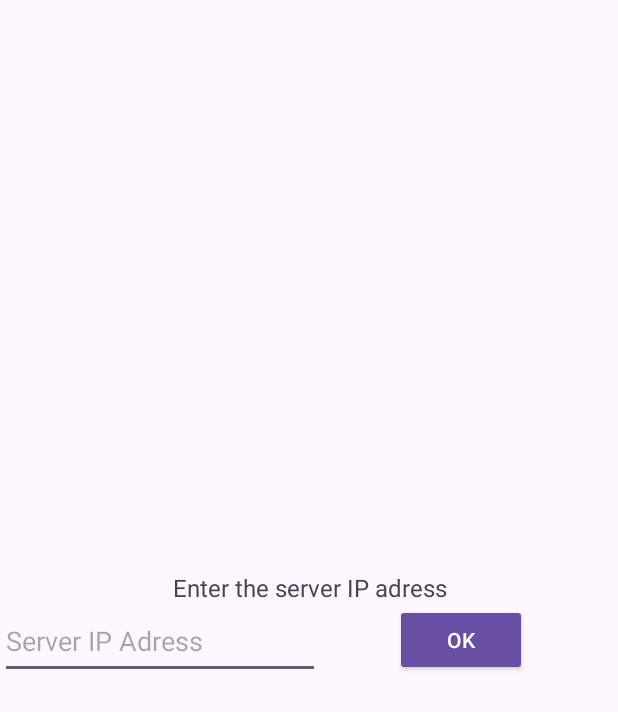
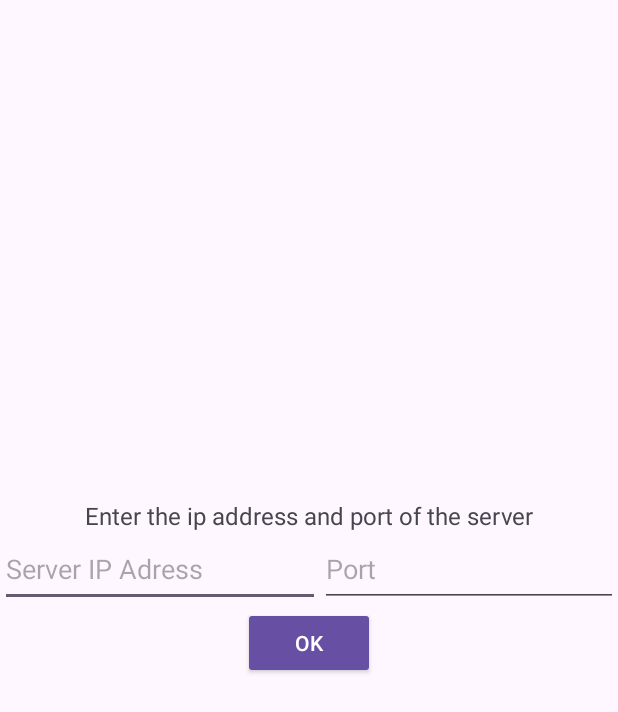
Before and after one commit to teo-ldsm/CaptchaSkipper, an Android app: the Recup_Lien screen opened directly, with no data from a screen before it, on a phone screen of 412 x 824 dp. Shown: the top 712 px of the screen. Run offline under Robolectric (Android 15) with nearby library versions, the phone set to English and light mode, and no system bars.

Commit message:
Recup lien (non-fonctionnel)

```diff
--- a/app/build.gradle
+++ b/app/build.gradle
@@ -31,6 +31,7 @@ android {
 dependencies {
 
     implementation 'com.android.volley:volley:1.2.1'
+    implementation 'com.squareup.okhttp3:okhttp:4.9.2'
     implementation 'androidx.appcompat:appcompat:1.6.1'
     implementation 'com.google.android.material:material:1.8.0'
     implementation 'androidx.constraintlayout:constraintlayout:2.1.4'
--- a/app/src/main/AndroidManifest.xml
+++ b/app/src/main/AndroidManifest.xml
@@ -13,6 +13,7 @@
             android:roundIcon="@mipmap/ic_launcher_round"
             android:supportsRtl="true"
             android:theme="@style/Theme.CaptchaSkipper"
+            android:usesCleartextTraffic="true"
             tools:targetApi="31">
         <activity
                 android:name=".Recup_Lien"
--- a/app/src/main/java/com/teo/captchaskipper/MainActivity.java
+++ b/app/src/main/java/com/teo/captchaskipper/MainActivity.java
@@ -17,6 +17,7 @@ public class MainActivity extends AppCompatActivity {
 
         Button start = (Button) findViewById(R.id.start_btn);
 
+
         start.setOnClickListener(new View.OnClickListener() {
             @Override
             public void onClick(View view) {
--- a/app/src/main/res/layout/activity_recup_lien.xml
+++ b/app/src/main/res/layout/activity_recup_lien.xml
@@ -28,9 +28,23 @@
                 android:layout_width="wrap_content"
                 android:layout_height="50dp"
                 android:inputType="text"
-                android:hint="@string/ip_adress"
+                android:hint="@string/ip_adress_placeholder"
+
                 android:ems="10"
                 android:id="@+id/input_ip_adress"
+                android:autofillHints="Server IP Adress"
+                tools:ignore="LabelFor"
+                />
+
+        <EditText
+                android:layout_width="wrap_content"
+                android:layout_height="50dp"
+                android:layout_toEndOf="@id/input_ip_adress"
+                android:inputType="number"
+                android:hint="@string/port"
+                android:text="@string/default_port"
+                android:ems="10"
+                android:id="@+id/input_port"
                 android:autofillHints="Server IP Adress"
                 tools:ignore="LabelFor"
                 />
@@ -40,31 +54,21 @@
                 android:layout_height="wrap_content"
                 android:id="@+id/btn_ok"
                 android:layout_marginStart="50dp"
-                android:layout_toEndOf="@id/input_ip_adress"
+                android:layout_centerInParent="true"
+                android:layout_below="@id/input_ip_adress"
                 android:text="OK"
-                style="@style/Widget.AppCompat.Button" />
+                style="@style/Widget.AppCompat.Button"
+                android:layout_centerHorizontal="true" />
+
+
 
     </RelativeLayout>
 
     <ProgressBar
-            android:layout_width="match_parent"
+            android:layout_width="wrap_content"
             android:layout_height="wrap_content"
-            android:layout_gravity="center"
-            android:progressTint="#673AB7"
-            android:visibility="gone"
-            />
-
-    <TextView
-            android:text="@string/getting_link"
-            android:textAlignment="center"
-            android:layout_width="match_parent"
-            android:layout_height="wrap_content"
-            android:id="@+id/textView"
-            android:layout_gravity="center"
-            android:visibility="gone"
-            />
-
-
-
+            android:visibility="invisible"
+            android:id="@+id/progress_bar"
+        />
 
 </LinearLayout>
--- a/app/src/main/res/layout/activity_web_wiewer.xml
+++ b/app/src/main/res/layout/activity_web_wiewer.xml
@@ -20,6 +20,7 @@
             android:layout_width="match_parent"
             android:layout_height="match_parent"
             android:layout_gravity="bottom"
+            android:id="@+id/web_view"
 
             />
 
--- a/app/src/main/res/values/strings.xml
+++ b/app/src/main/res/values/strings.xml
@@ -3,6 +3,8 @@
     <string name="start">Start</string>
     <string name="done">Done</string>
     <string name="getting_link">Getting Link</string>
-    <string name="ip_adress">Server IP Adress</string>
-    <string name="enter_ip_adress">Enter the server IP adress</string>
+    <string name="ip_adress_placeholder">Server IP Adress</string>
+    <string name="enter_ip_adress">Enter the ip address and port of the server</string>
+    <string name="port">Port</string>
+    <string name="default_port" translatable="false">5000</string>
 </resources>
```
Also changed, not shown: app/src/main/java/com/teo/captchaskipper/Recup_Lien.java (+88 -35 lines), app/src/main/java/com/teo/captchaskipper/Web_Wiewer.java (+7 -0 lines), 1 other file.
